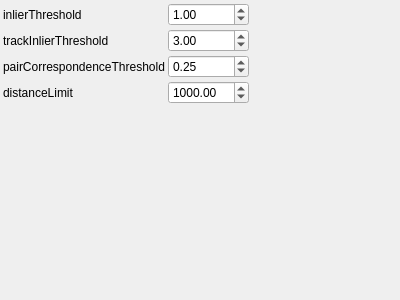
Before: the Qt Designer form utils/corestructs/coreWidgets/photostationPlacerFeatureSelectionParametersControlWidget.ui in NickPenkrat/corecvs, drawn with Qt 5.
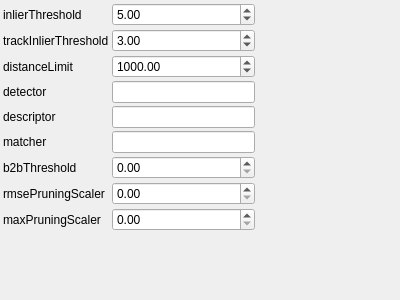
After: the same form once the commit is applied.

Commit message: Adding generated parameters

```diff
--- a/utils/corestructs/coreWidgets/photostationPlacerFeatureSelectionParametersControlWidget.ui
+++ b/utils/corestructs/coreWidgets/photostationPlacerFeatureSelectionParametersControlWidget.ui
@@ -42,7 +42,7 @@
         <double>1</double>
        </property>
        <property name="value">
-        <double>1</double>
+        <double>5</double>
        </property>
      </widget>
     </item>
@@ -75,37 +75,11 @@
     <item row="2" column="0">
      <widget class="QLabel" name="label_2">
        <property name="text">
-         <string>pairCorrespondenceThreshold</string>
-       </property>
-     </widget>
-    </item>
-    <item row="2" column="1">
-     <widget class="QDoubleSpinBox" name="pairCorrespondenceThresholdSpinBox">
-       <property name="toolTip">
-         <string>Correspondence threshold</string>
-       </property>
-       <property name="minimum">
-        <double>-50000</double>
-       </property>
-       <property name="maximum">
-        <double>50000</double>
-       </property>
-       <property name="singleStep">
-        <double>1</double>
-       </property>
-       <property name="value">
-        <double>0.25</double>
-       </property>
-     </widget>
-    </item>
-    <item row="3" column="0">
-     <widget class="QLabel" name="label_3">
-       <property name="text">
          <string>distanceLimit</string>
        </property>
      </widget>
     </item>
-    <item row="3" column="1">
+    <item row="2" column="1">
      <widget class="QDoubleSpinBox" name="distanceLimitSpinBox">
        <property name="toolTip">
          <string>Track distance limit</string>
@@ -124,7 +98,91 @@
        </property>
      </widget>
     </item>
-   <item row="4" column="0">
+    <item row="3" column="0">
+     <widget class="QLabel" name="label_3">
+       <property name="text">
+         <string>detector</string>
+       </property>
+     </widget>
+    </item>
+    <item row="3" column="1">
+     <widget class="QLineEdit" name="detectorEdit">
+       <property name="toolTip">
+         <string>Detector</string>
+       </property>
+     </widget>
+    </item>
+    <item row="4" column="0">
+     <widget class="QLabel" name="label_4">
+       <property name="text">
+         <string>descriptor</string>
+       </property>
+     </widget>
+    </item>
+    <item row="4" column="1">
+     <widget class="QLineEdit" name="descriptorEdit">
+       <property name="toolTip">
+         <string>Descriptor</string>
+       </property>
+     </widget>
+    </item>
+    <item row="5" column="0">
+     <widget class="QLabel" name="label_5">
+       <property name="text">
+         <string>matcher</string>
+       </property>
+     </widget>
+    </item>
+    <item row="5" column="1">
+     <widget class="QLineEdit" name="matcherEdit">
+       <property name="toolTip">
+         <string>Matcher</string>
+       </property>
+     </widget>
+    </item>
+    <item row="6" column="0">
+     <widget class="QLabel" name="label_6">
+       <property name="text">
+         <string>b2bThreshold</string>
+       </property>
+     </widget>
+    </item>
+    <item row="6" column="1">
+     <widget class="QDoubleSpinBox" name="b2bThresholdSpinBox">
+       <property name="toolTip">
+         <string>b2b threshold</string>
+       </property>
+     </widget>
+    </item>
+    <item row="7" column="0">
+     <widget class="QLabel" name="label_7">
+       <property name="text">
+         <string>rmsePruningScaler</string>
+       </property>
+     </widget>
+    </item>
+    <item row="7" column="1">
+     <widget class="QDoubleSpinBox" name="rmsePruningScalerSpinBox">
+       <property name="toolTip">
+         <string>RMSE pruning scaler</string>
+       </property>
+     </widget>
+    </item>
+    <item row="8" column="0">
+     <widget class="QLabel" name="label_8">
+       <property name="text">
+         <string>maxPruningScaler</string>
+       </property>
+     </widget>
+    </item>
+    <item row="8" column="1">
+     <widget class="QDoubleSpinBox" name="maxPruningScalerSpinBox">
+       <property name="toolTip">
+         <string>Max pruning scaler</string>
+       </property>
+     </widget>
+    </item>
+   <item row="9" column="0">
     <spacer name="verticalSpacer">
      <property name="orientation">
       <enum>Qt::Vertical</enum>
@@ -137,7 +195,7 @@
      </property>
     </spacer>
    </item>
-   <item row="4" column="2">
+   <item row="9" column="2">
     <spacer name="horizontalSpacer">
      <property name="orientation">
       <enum>Qt::Horizontal</enum>
```
Left out of the diff: 42 changed lines with no effect on the pictures. The commit also changes 32 other files.
